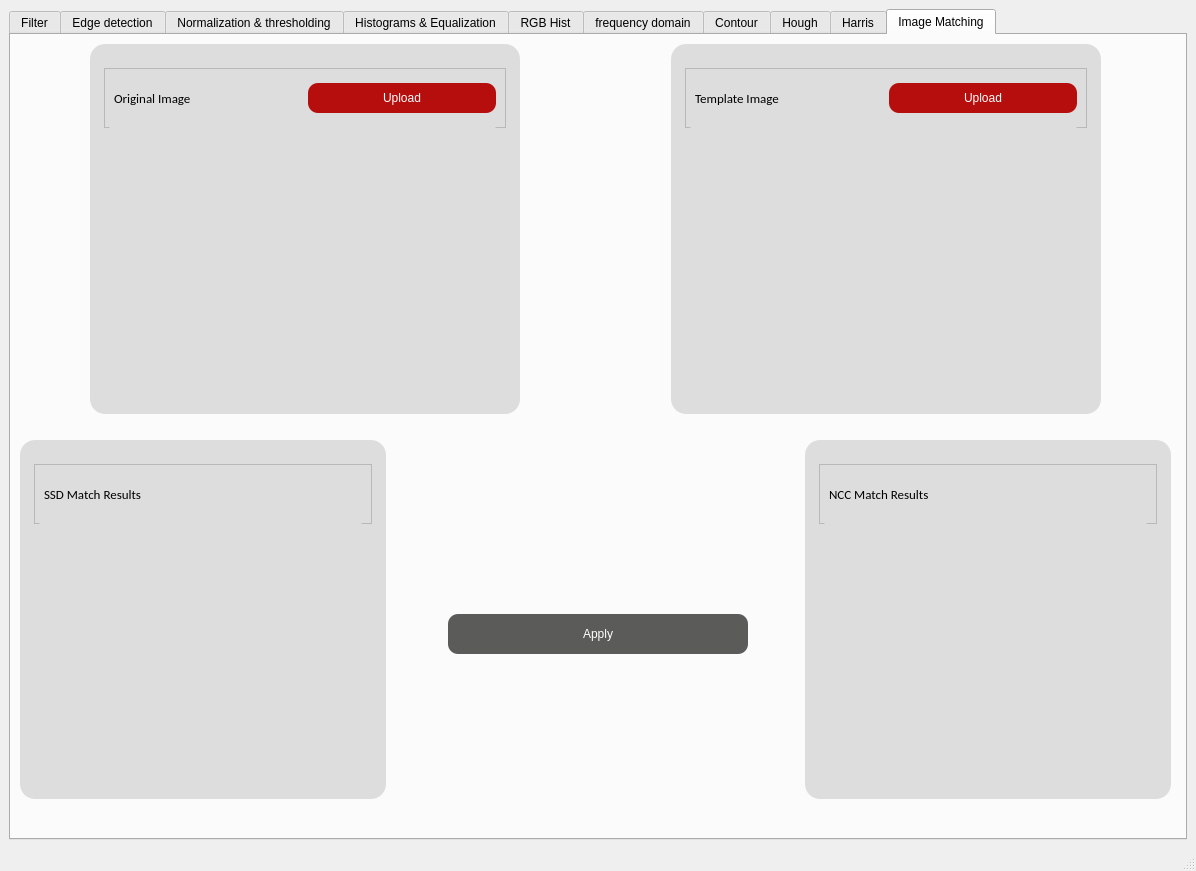
Old version of the form task1.ui in the repository Mohamed-hazem-mahrous/computer_vision_toolkit.
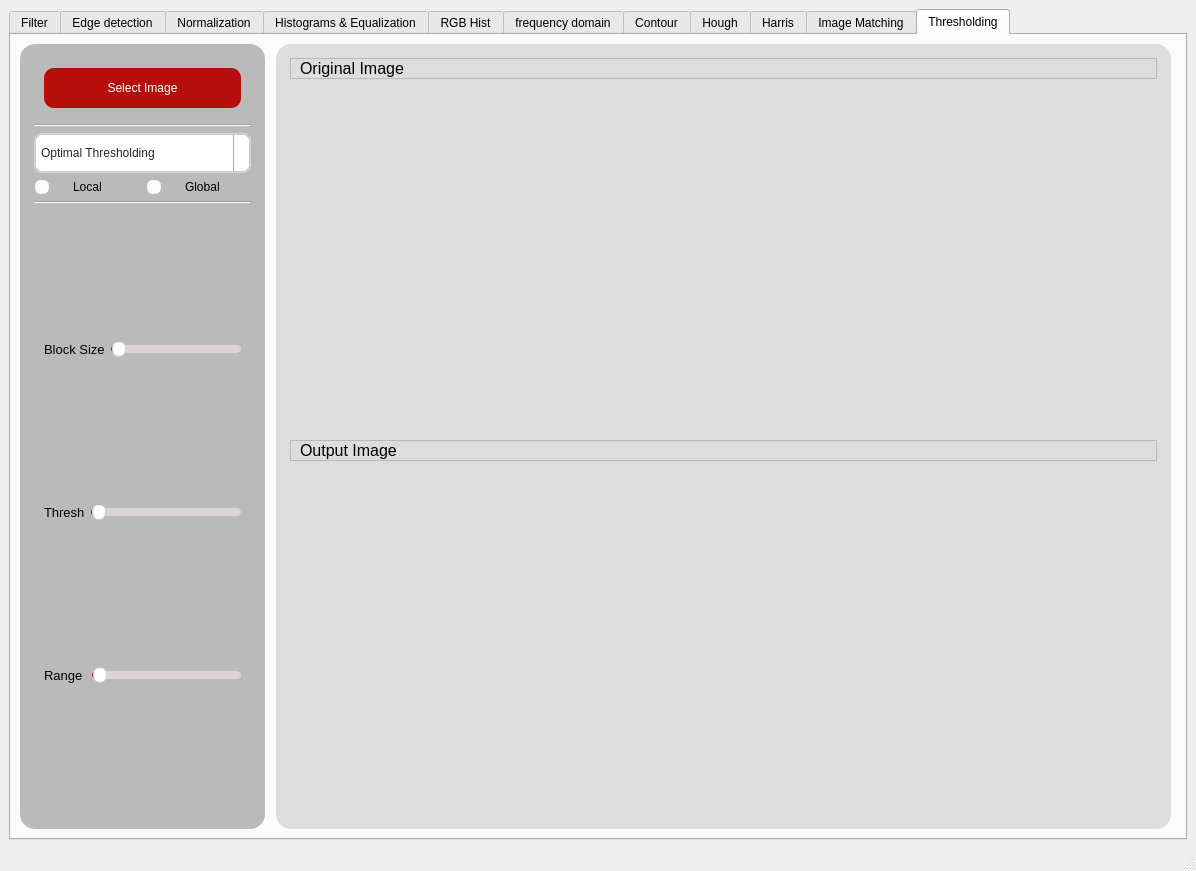
New version of the form. Icons and pictures are not drawn. Custom widgets are drawn as their Qt base class.

Commit message: UI thresholding tab

```diff
--- a/task1.ui
+++ b/task1.ui
@@ -24,7 +24,7 @@
        <string>&lt;html&gt;&lt;head/&gt;&lt;body&gt;&lt;p&gt;gg&lt;/p&gt;&lt;/body&gt;&lt;/html&gt;</string>
       </property>
       <property name="currentIndex">
-       <number>9</number>
+       <number>10</number>
       </property>
       <widget class="QWidget" name="tab">
        <attribute name="title">
@@ -1253,7 +1253,7 @@
       </widget>
       <widget class="QWidget" name="tab_5">
        <attribute name="title">
-        <string>Normalization &amp;&amp; thresholding</string>
+        <string>Normalization</string>
        </attribute>
        <layout class="QGridLayout" name="gridLayout_40">
         <item row="0" column="0">
@@ -6709,6 +6709,728 @@
         </item>
        </layout>
       </widget>
+      <widget class="QWidget" name="tab_11">
+       <attribute name="title">
+        <string>Thresholding</string>
+       </attribute>
+       <layout class="QGridLayout" name="gridLayout_174">
+        <item row="0" column="0">
+         <layout class="QGridLayout" name="gridLayout_163">
+          <item row="0" column="1">
+           <widget class="QGroupBox" name="groupBox_56">
+            <property name="styleSheet">
+             <string notr="true">QGroupBox {
+  width: 65vw;
+  height: 90vh;
+  background-color:#dddddd;
+  border-radius: 15px;
+  padding: 5px; /* Adjust padding as needed */
+  margin-right: 5px;
+}
+
+/* You may need to adjust the sub-controls styles based on your specific requirements */
+QGroupBox::title {
+  subcontrol-origin: margin;
+  subcontrol-position: top center;
+  padding: 0 3px;
+}
+
+QGroupBox::indicator {
+  width: 13px;
+  height: 13px;
+}
+
+
+</string>
+            </property>
+            <property name="title">
+             <string/>
+            </property>
+            <layout class="QGridLayout" name="gridLayout_164">
+             <item row="0" column="0">
+              <layout class="QGridLayout" name="gridLayout_165">
+               <item row="0" column="0">
+                <layout class="QGridLayout" name="gridLayout_166">
+                 <item row="0" column="0">
+                  <widget class="QFrame" name="frame_63">
+                   <property name="maximumSize">
+                    <size>
+                     <width>16777215</width>
+                     <height>80</height>
+                    </size>
+                   </property>
+                   <property name="frameShape">
+                    <enum>QFrame::StyledPanel</enum>
+                   </property>
+                   <property name="frameShadow">
+                    <enum>QFrame::Raised</enum>
+                   </property>
+                   <layout class="QGridLayout" name="gridLayout_167">
+                    <property name="topMargin">
+                     <number>0</number>
+                    </property>
+                    <property name="bottomMargin">
+                     <number>0</number>
+                    </property>
+                    <item row="0" column="0">
+                     <widget class="QLabel" name="label_35">
+                      <property name="maximumSize">
+                       <size>
+                        <width>16777215</width>
+                        <height>40</height>
+                       </size>
+                      </property>
+                      <property name="font">
+                       <font>
+                        <pointsize>12</pointsize>
+                       </font>
+                      </property>
+                      <property name="styleSheet">
+                       <string notr="true"/>
+                      </property>
+                      <property name="text">
+                       <string>Original Image</string>
+                      </property>
+                      <property name="textFormat">
+                       <enum>Qt::AutoText</enum>
+                      </property>
+                     </widget>
+                    </item>
+                   </layout>
+                  </widget>
+                 </item>
+                 <item row="1" column="0">
+                  <widget class="PlotWidget" name="original_image_8" native="true">
+                   <property name="sizePolicy">
+                    <sizepolicy hsizetype="Preferred" vsizetype="Expanding">
+                     <horstretch>0</horstretch>
+                     <verstretch>0</verstretch>
+                    </sizepolicy>
+                   </property>
+                  </widget>
+                 </item>
+                </layout>
+               </item>
+               <item row="1" column="0">
+                <layout class="QGridLayout" name="gridLayout_168">
+                 <item row="0" column="0">
+                  <widget class="QFrame" name="frame_64">
+                   <property name="maximumSize">
+                    <size>
+                     <width>16777215</width>
+                     <height>80</height>
+                    </size>
+                   </property>
+                   <property name="frameShape">
+                    <enum>QFrame::StyledPanel</enum>
+                   </property>
+                   <property name="frameShadow">
+                    <enum>QFrame::Raised</enum>
+                   </property>
+                   <layout class="QGridLayout" name="gridLayout_169">
+                    <property name="topMargin">
+                     <number>0</number>
+                    </property>
+                    <property name="bottomMargin">
+                     <number>0</number>
+                    </property>
+                    <item row="0" column="0">
+                     <widget class="QLabel" name="label_36">
+                      <property name="maximumSize">
+                       <size>
+                        <width>16777215</width>
+                        <height>40</height>
+                       </size>
+                      </property>
+                      <property name="font">
+                       <font>
+                        <pointsize>12</pointsize>
+                       </font>
+                      </property>
+                      <property name="styleSheet">
+                       <string notr="true"/>
+                      </property>
+                      <property name="text">
+                       <string>Output Image</string>
+                      </property>
+                      <property name="textFormat">
+                       <enum>Qt::AutoText</enum>
+                      </property>
+                     </widget>
+                    </item>
+                   </layout>
+                  </widget>
+                 </item>
+                 <item row="1" column="0">
+                  <widget class="PlotWidget" name="hough_transformed_image_3" native="true">
+                   <property name="sizePolicy">
+                    <sizepolicy hsizetype="Preferred" vsizetype="Expanding">
+                     <horstretch>0</horstretch>
+                     <verstretch>0</verstretch>
+                    </sizepolicy>
+                   </property>
+                  </widget>
+                 </item>
+                </layout>
+               </item>
+              </layout>
+             </item>
+            </layout>
+           </widget>
+          </item>
+          <item row="0" column="0">
+           <widget class="QGroupBox" name="groupBox_59">
+            <property name="maximumSize">
+             <size>
+              <width>250</width>
+              <height>16777215</height>
+             </size>
+            </property>
+            <property name="styleSheet">
+             <string notr="true">QGroupBox {
+  width: 65vw;
+  height: 90vh;
+  background-color:rgb(186, 186, 186) ;
+  border-radius: 15px;
+  padding: 5px; /* Adjust padding as needed */
+  margin-right: 5px;
+}
+
+/* You may need to adjust the sub-controls styles based on your specific requirements */
+QGroupBox::title {
+  subcontrol-origin: margin;
+  subcontrol-position: top center;
+  padding: 0 3px;
+}
+
+QGroupBox::indicator {
+  width: 13px;
+  height: 13px;
+}
+ QRadioButton {
+    color: black;
+    spacing: center;
+}
+
+QRadioButton:disabled {
+    color: #808086;
+    padding: 2px;
+}
+QRadioButton::indicator {
+    height: 14px;
+    width: 14px;
+    border-style:solid;
+    border-radius:7px;
+    border-width: 1px;
+}
+QRadioButton::indicator:checked {
+    border-color: rgb(144, 0, 0);
+    background-color: qradialgradient(cx:0.5, cy:0.5, radius:0.4,fx:0.5, fy:0.5, stop:0 rgb(255, 255, 255), stop:0.5 rgb(255, 255, 255), stop:0.6 rgb(200, 0, 0) , stop:1 rgb(200, 0, 0));
+}
+QRadioButton::indicator:!checked {
+    border-color: #a9b7c6;
+    background-color: #fbfdfa;
+}
+
+
+
+</string>
+            </property>
+            <property name="title">
+             <string/>
+            </property>
+            <layout class="QGridLayout" name="gridLayout_53">
+             <item row="0" column="0" rowspan="2" colspan="2">
+              <layout class="QVBoxLayout" name="verticalLayout_50">
+               <item>
+                <widget class="QFrame" name="frame_65">
+                 <property name="frameShape">
+                  <enum>QFrame::StyledPanel</enum>
+                 </property>
+                 <property name="frameShadow">
+                  <enum>QFrame::Raised</enum>
+                 </property>
+                 <layout class="QGridLayout" name="gridLayout_170">
+                  <item row="0" column="0">
+                   <layout class="QVBoxLayout" name="verticalLayout_60">
+                    <item>
+                     <widget class="QPushButton" name="browse_btn_6">
+                      <property name="minimumSize">
+                       <size>
+                        <width>0</width>
+                        <height>40</height>
+                       </size>
+                      </property>
+                      <property name="styleSheet">
+                       <string notr="true">QPushButton {
+    width: 50%;
+    background-color: rgb(182, 13, 13); /* Replace with the corresponding color value for --dark-grey in your application */
+    color: white;
+    border-radius: 10px;
+    text-align: center;
+
+}
+
+QPushButton:hover {
+    background-color: white;
+color:red /* Replace with the corresponding color value for --darkest-color in your application */
+}
+</string>
+                      </property>
+                      <property name="text">
+                       <string>Select Image</string>
+                      </property>
+                     </widget>
+                    </item>
+                   </layout>
+                  </item>
+                 </layout>
+                </widget>
+               </item>
+               <item>
+                <widget class="Line" name="line_5">
+                 <property name="orientation">
+                  <enum>Qt::Horizontal</enum>
+                 </property>
+                </widget>
+               </item>
+               <item>
+                <widget class="QComboBox" name="thresholding_mode_combobox">
+                 <property name="sizePolicy">
+                  <sizepolicy hsizetype="Expanding" vsizetype="Fixed">
+                   <horstretch>0</horstretch>
+                   <verstretch>0</verstretch>
+                  </sizepolicy>
+                 </property>
+                 <property name="minimumSize">
+                  <size>
+                   <width>0</width>
+                   <height>40</height>
+                  </size>
+                 </property>
+                 <property name="styleSheet">
+                  <string notr="true">QComboBox, QFontComboBox {
+    border-width: 2px;
+    border-radius: 8px;
+    border-style: solid;
+    border-top-color: qlineargradient(spread:pad, x1:0.5, y1:1, x2:0.5, y2:0, stop:0 #c1c9cf, stop:1 #d2d8dd);
+    border-right-color: qlineargradient(spread:pad, x1:0, y1:0, x2:1, y2:0, stop:0 #c1c9cf, stop:1 #d2d8dd);
+    border-bottom-color: qlineargradient(spread:pad, x1:0.5, y1:0, x2:0.5, y2:1, stop:0 #c1c9cf, stop:1 #d2d8dd);
+    border-left-color: qlineargradient(spread:pad, x1:1, y1:0, x2:0, y2:0, stop:0 #c1c9cf, stop:1 #d2d8dd);
+    background-color: #f4f4f4;
+    color: #272727;
+    padding-left: 5px;
+}
+QComboBox:editable, QComboBox:!editable, QComboBox::drop-down:editable, QComboBox:!editable:on, QComboBox::drop-down:editable:on {
+    background: rgb(255, 255, 255);
+}
+QComboBox::drop-down {
+    subcontrol-origin: padding;
+    subcontrol-position: top right;
+    width: 15px;
+    color: #272727;
+    border-left-width: 1px;
+    border-left-color: darkgray;
+    border-left-style: solid;
+    border-top-right-radius: 3px;
+    border-bottom-right-radius: 3px;
+}
+QComboBox::down-arrow {
+    image: url(/usr/share/icons/Adwaita/16x16/actions/go-down-symbolic.symbolic.png); /*Adawaita icon thene*/
+}
+
+QComboBox::down-arrow:on {
+    top: 1px;
+    left: 1px;
+}
+QComboBox QAbstractItemView {
+    border: 1px solid darkgray;
+    border-radius: 8px;
+    selection-background-color: #dadada;
+    selection-color: #272727;
+    color: #272727;
+    background: white;
+}</string>
+                 </property>
+                 <item>
+                  <property name="text">
+                   <string>Optimal Thresholding</string>
+                  </property>
+                 </item>
+                 <item>
+                  <property name="text">
+                   <string>Otsu Thresholding</string>
+                  </property>
+                 </item>
+                 <item>
+                  <property name="text">
+                   <string>Spectral Thresholding</string>
+                  </property>
+                 </item>
+                </widget>
+               </item>
+               <item>
+                <layout class="QHBoxLayout" name="horizontalLayout_64">
+                 <item>
+                  <widget class="QRadioButton" name="radioButton">
+                   <property name="text">
+                    <string>Local</string>
+                   </property>
+                  </widget>
+                 </item>
+                 <item>
+                  <widget class="QRadioButton" name="radioButton_2">
+                   <property name="text">
+                    <string>Global</string>
+                   </property>
+                  </widget>
+                 </item>
+                </layout>
+               </item>
+               <item>
+                <widget class="Line" name="line_6">
+                 <property name="orientation">
+                  <enum>Qt::Horizontal</enum>
+                 </property>
+                </widget>
+               </item>
+               <item>
+                <spacer name="verticalSpacer_27">
+                 <property name="orientation">
+                  <enum>Qt::Vertical</enum>
+                 </property>
+                 <property name="sizeHint" stdset="0">
+                  <size>
+                   <width>20</width>
+                   <height>40</height>
+                  </size>
+                 </property>
+                </spacer>
+               </item>
+               <item>
+                <widget class="QFrame" name="frame_67">
+                 <property name="maximumSize">
+                  <size>
+                   <width>16777215</width>
+                   <height>80</height>
+                  </size>
+                 </property>
+                 <property name="frameShape">
+                  <enum>QFrame::StyledPanel</enum>
+                 </property>
+                 <property name="frameShadow">
+                  <enum>QFrame::Raised</enum>
+                 </property>
+                 <layout class="QGridLayout" name="gridLayout_172">
+                  <item row="0" column="1">
+                   <widget class="QSlider" name="block_size_slider">
+                    <property name="styleSheet">
+                     <string notr="true">QSlider::groove {
+    border: 1px solid #bbbbbb;
+    background-color: #52595d;
+    border-radius: 4px;
+}
+QSlider::groove:horizontal {
+    height: 6px;
+}
+QSlider::groove:vertical {
+    width: 6px;
+}
+QSlider::handle:horizontal {
+    background: #ffffff;
+    border-style: solid;
+    border-width: 1px;
+    border-color: rgb(207,207,207);
+    width: 12px;
+    margin: -5px 0;
+    border-radius: 7px;
+}
+QSlider::handle:vertical {
+    background: #ffffff;
+    border-style: solid;
+    border-width: 1px;
+    border-color: rgb(207,207,207);
+    height: 12px;
+    margin: 0 -5px;
+    border-radius: 7px;
+}
+QSlider::add-page, QSlider::sub-page {
+    border: 1px transparent;
+    background-color: #52595d;
+    border-radius: 4px;
+}
+QSlider::add-page:horizontal {
+    background: qlineargradient(spread:pad, x1:0, y1:0, x2:0, y2:1, stop:0 #ddd5d5, stop:0.5 #dad3d3, stop:1 #ddd5d5);
+}
+QSlider::sub-page:horizontal {
+    background-color: qlineargradient(spread:pad, x1:0, y1:0, x2:1, y2:0, stop:0  rgb(182, 13, 13), stop:0.5  rgb(182, 13, 13), stop:1  rgb(182, 13, 13));
+}
+</string>
+                    </property>
+                    <property name="orientation">
+                     <enum>Qt::Horizontal</enum>
+                    </property>
+                   </widget>
+                  </item>
+                  <item row="0" column="0">
+                   <widget class="QLabel" name="SNR_label_11">
+                    <property name="maximumSize">
+                     <size>
+                      <width>16777215</width>
+                      <height>40</height>
+                     </size>
+                    </property>
+                    <property name="font">
+                     <font>
+                      <pointsize>10</pointsize>
+                     </font>
+                    </property>
+                    <property name="styleSheet">
+                     <string notr="true"/>
+                    </property>
+                    <property name="text">
+                     <string>Block Size</string>
+                    </property>
+                    <property name="textFormat">
+                     <enum>Qt::AutoText</enum>
+                    </property>
+                   </widget>
+                  </item>
+                 </layout>
+                </widget>
+               </item>
+               <item>
+                <spacer name="verticalSpacer_30">
+                 <property name="orientation">
+                  <enum>Qt::Vertical</enum>
+                 </property>
+                 <property name="sizeHint" stdset="0">
+                  <size>
+                   <width>20</width>
+                   <height>40</height>
+                  </size>
+                 </property>
+                </spacer>
+               </item>
+               <item>
+                <widget class="QFrame" name="frame_69">
+                 <property name="maximumSize">
+                  <size>
+                   <width>16777215</width>
+                   <height>80</height>
+                  </size>
+                 </property>
+                 <property name="frameShape">
+                  <enum>QFrame::StyledPanel</enum>
+                 </property>
+                 <property name="frameShadow">
+                  <enum>QFrame::Raised</enum>
+                 </property>
+                 <layout class="QGridLayout" name="gridLayout_175">
+                  <item row="0" column="0">
+                   <widget class="QLabel" name="SNR_label_13">
+                    <property name="maximumSize">
+                     <size>
+                      <width>16777215</width>
+                      <height>40</height>
+                     </size>
+                    </property>
+                    <property name="font">
+                     <font>
+                      <pointsize>10</pointsize>
+                     </font>
+                    </property>
+                    <property name="styleSheet">
+                     <string notr="true"/>
+                    </property>
+                    <property name="text">
+                     <string>Thresh</string>
+                    </property>
+                    <property name="textFormat">
+                     <enum>Qt::AutoText</enum>
+                    </property>
+                   </widget>
+                  </item>
+                  <item row="0" column="1">
+                   <widget class="QSlider" name="spectral_thresh_slider">
+                    <property name="styleSheet">
+                     <string notr="true">QSlider::groove {
+    border: 1px solid #bbbbbb;
+    background-color: #52595d;
+    border-radius: 4px;
+}
+QSlider::groove:horizontal {
+    height: 6px;
+}
+QSlider::groove:vertical {
+    width: 6px;
+}
+QSlider::handle:horizontal {
+    background: #ffffff;
+    border-style: solid;
+    border-width: 1px;
+    border-color: rgb(207,207,207);
+    width: 12px;
+    margin: -5px 0;
+    border-radius: 7px;
+}
+QSlider::handle:vertical {
+    background: #ffffff;
+    border-style: solid;
+    border-width: 1px;
+    border-color: rgb(207,207,207);
+    height: 12px;
+    margin: 0 -5px;
+    border-radius: 7px;
+}
+QSlider::add-page, QSlider::sub-page {
+    border: 1px transparent;
+    background-color: #52595d;
+    border-radius: 4px;
+}
+QSlider::add-page:horizontal {
+    background: qlineargradient(spread:pad, x1:0, y1:0, x2:0, y2:1, stop:0 #ddd5d5, stop:0.5 #dad3d3, stop:1 #ddd5d5);
+}
+QSlider::sub-page:horizontal {
+    background-color: qlineargradient(spread:pad, x1:0, y1:0, x2:1, y2:0, stop:0  rgb(182, 13, 13), stop:0.5  rgb(182, 13, 13), stop:1  rgb(182, 13, 13));
+}
+</string>
+                    </property>
+                    <property name="orientation">
+                     <enum>Qt::Horizontal</enum>
+                    </property>
+                   </widget>
+                  </item>
+                 </layout>
+                </widget>
+               </item>
+               <item>
+                <spacer name="verticalSpacer_31">
+                 <property name="orientation">
+                  <enum>Qt::Vertical</enum>
+                 </property>
+                 <property name="sizeHint" stdset="0">
+                  <size>
+                   <width>20</width>
+                   <height>40</height>
+                  </size>
+                 </property>
+                </spacer>
+               </item>
+               <item>
+                <widget class="QFrame" name="frame_70">
+                 <property name="maximumSize">
+                  <size>
+                   <width>16777215</width>
+                   <height>80</height>
+                  </size>
+                 </property>
+                 <property name="frameShape">
+                  <enum>QFrame::StyledPanel</enum>
+                 </property>
+                 <property name="frameShadow">
+                  <enum>QFrame::Raised</enum>
+                 </property>
+                 <layout class="QGridLayout" name="gridLayout_176">
+                  <item row="0" column="0">
+                   <widget class="QLabel" name="SNR_label_14">
+                    <property name="maximumSize">
+                     <size>
+                      <width>16777215</width>
+                      <height>40</height>
+                     </size>
+                    </property>
+                    <property name="font">
+                     <font>
+                      <pointsize>10</pointsize>
+                     </font>
+                    </property>
+                    <property name="styleSheet">
+                     <string notr="true"/>
+                    </property>
+                    <property name="text">
+                     <string>Range </string>
+                    </property>
+                    <property name="textFormat">
+                     <enum>Qt::AutoText</enum>
+                    </property>
+                   </widget>
+                  </item>
+                  <item row="0" column="1">
+                   <widget class="QSlider" name="spectral_range_slider">
+                    <property name="styleSheet">
+                     <string notr="true">QSlider::groove {
+    border: 1px solid #bbbbbb;
+    background-color: #52595d;
+    border-radius: 4px;
+}
+QSlider::groove:horizontal {
+    height: 6px;
+}
+QSlider::groove:vertical {
+    width: 6px;
+}
+QSlider::handle:horizontal {
+    background: #ffffff;
+    border-style: solid;
+    border-width: 1px;
+    border-color: rgb(207,207,207);
+    width: 12px;
+    margin: -5px 0;
+    border-radius: 7px;
+}
+QSlider::handle:vertical {
+    background: #ffffff;
+    border-style: solid;
+    border-width: 1px;
+    border-color: rgb(207,207,207);
+    height: 12px;
+    margin: 0 -5px;
+    border-radius: 7px;
+}
+QSlider::add-page, QSlider::sub-page {
+    border: 1px transparent;
+    background-color: #52595d;
+    border-radius: 4px;
+}
+QSlider::add-page:horizontal {
+    background: qlineargradient(spread:pad, x1:0, y1:0, x2:0, y2:1, stop:0 #ddd5d5, stop:0.5 #dad3d3, stop:1 #ddd5d5);
+}
+QSlider::sub-page:horizontal {
+    background-color: qlineargradient(spread:pad, x1:0, y1:0, x2:1, y2:0, stop:0  rgb(182, 13, 13), stop:0.5  rgb(182, 13, 13), stop:1  rgb(182, 13, 13));
+}
+</string>
+                    </property>
+                    <property name="orientation">
+                     <enum>Qt::Horizontal</enum>
+                    </property>
+                   </widget>
+                  </item>
+                 </layout>
+                </widget>
+               </item>
+               <item>
+                <spacer name="verticalSpacer_32">
+                 <property name="orientation">
+                  <enum>Qt::Vertical</enum>
+                 </property>
+                 <property name="sizeHint" stdset="0">
+                  <size>
+                   <width>20</width>
+                   <height>40</height>
+                  </size>
+                 </property>
+                </spacer>
+               </item>
+              </layout>
+             </item>
+            </layout>
+           </widget>
+          </item>
+         </layout>
+        </item>
+       </layout>
+      </widget>
      </widget>
     </item>
    </layout>
```
Left out of the diff: 2 changed lines with no effect on the pictures.
